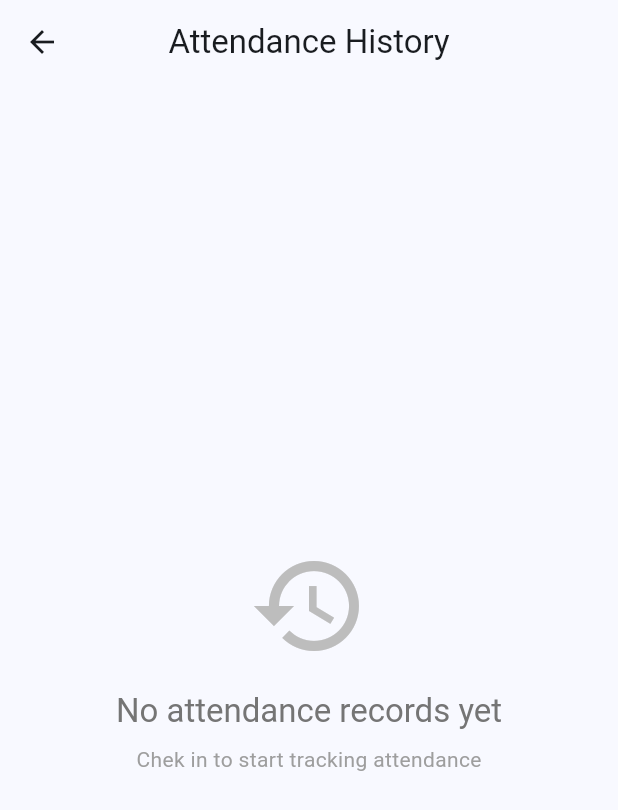
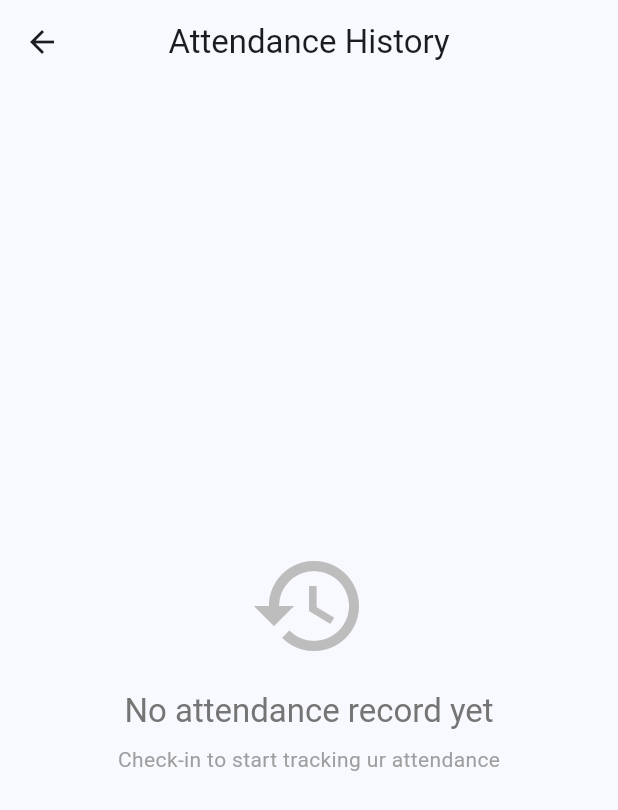
Before and after one commit to akasyahtanzani/attandance-app, a Flutter app: the HistoryScreen screen opened directly, on a phone screen of 412 x 824 dp. Shown: the top 810 px of the screen. Run offline on Flutter 3.47's test engine with Material 3 defaults, Android fonts, the phone set to English and light mode, and no system bars; our stand-ins replace cloud_firestore, firebase_auth, firebase_core, firebase_database, flutter_image_compress, image_picker and 1 more; accounts and stored records are empty.

Commit message:
finisshing all project

```diff
--- a/lib/models/attendance_record.dart
+++ b/lib/models/attendance_record.dart
@@ -1,47 +1,46 @@
 class AttendanceRecord {
   final String id;
   final String userId;
-  final DateTime chekInTime;
-  final DateTime? chekOutime;
+  final DateTime checkInTime;
+  final DateTime? checkOutTime;
   final DateTime date;
   final String? location;
   final String? notes;
-  final String? chekInPhotoPath;
-  final String? chekOutPhotoPath;
+  final String? checkInPhotoPath;
+  final String? checkOutPhotoPath;
 
-  AttendanceRecord({required this.id, required this.userId, required this.chekInTime,  this.chekOutime, required this.date,  this.location,  this.notes,  this.chekInPhotoPath,  this.chekOutPhotoPath});
+  AttendanceRecord({required this.id, required this.userId, required this.checkInTime, this.checkOutTime, required this.date, this.location, this.notes, this.checkInPhotoPath, this.checkOutPhotoPath});
 
   factory AttendanceRecord.fromJson(Map<String, dynamic> json) {
     return AttendanceRecord(
-    id: json['id'] as String,
-    userId: json['user_id'] as String,
-    chekInTime: DateTime.parse(json['chek_in_time'] as String),
-    chekOutime: json['chek_out_time'] != null ? DateTime.parse(json['chek_out_time'] as String) : null,
-    date: DateTime.parse(json['date'] as String),
-    location: json['location'] as String?,
-    notes: json['json'] as String?,
-    chekInPhotoPath: json['chek_in_photo_path'] as String?,
-    chekOutPhotoPath: json['chek_out_photo_path'] as String?,
+      id: json['id'] as String,
+      userId: json['user_id'] as String,
+      checkInTime: DateTime.parse(json['check_in_time'] as String),
+      checkOutTime: json['check_out_time'] != null ? DateTime.parse(json['check_out_time'] as String) : null,
+      date: DateTime.parse(json['date'] as String),
+      location: json['location'] as String?,
+      notes: json['notes'] as String?,
+      checkInPhotoPath: json['check_in_photo_path'] as String?,
+      checkOutPhotoPath: json['check_out_photo_path'] as String?,
     );
   }
 
   Map<String, dynamic> toJson() {
-    return{
-      'id' : id,
-      'user_id' : userId,
-      'check_in_time': chekInTime.toIso8601String(),
-      'check_otu_time': chekOutime?.toIso8601String(),
-      'date':date.toIso8601String().split('T')[0],
+    return {
+      'id': id,
+      'user_id': userId,
+      'check_in_time': checkInTime.toIso8601String(),
+      'check_out_time': checkOutTime?.toIso8601String(),
+      'date': date.toIso8601String().split('T')[0],
       'location': location,
       'notes': notes,
-      'check_in_photo_path': chekInPhotoPath,
-      'check_out_photo_path': chekOutPhotoPath,
-
+      'check_in_photo_path': checkInPhotoPath,
+      'check_out_photo_path': checkOutPhotoPath
     };
   }
 
-  Duration? get totalHour {
-    if (chekOutime == null ) return null;
-    return chekOutime!.difference(chekInTime);
+  Duration? get totalHours {
+    if (checkOutTime == null) return null;
+    return checkOutTime!.difference(checkInTime);
   }
 }
--- a/lib/screens/auth/home/widgets/action_button.dart
+++ b/lib/screens/auth/home/widgets/action_button.dart
@@ -18,7 +18,7 @@ class ActionButton extends StatelessWidget {
   @override
   Widget build(BuildContext context) {
     final hasCheckedIn = todayRecord != null;
-    final hasCheckedOut = todayRecord?.chekOutime != null;
+    final hasCheckedOut = todayRecord?.checkOutTime != null;
 
     if (hasCheckedOut) {
       return _buildCompletedCard();
--- a/lib/screens/history/history_screen.dart
+++ b/lib/screens/history/history_screen.dart
@@ -2,7 +2,6 @@ import 'package:attandance_app/models/attendance_record.dart';
 import 'package:attandance_app/screens/history/widgets/record_card.dart';
 import 'package:attandance_app/services/auth_services.dart';
 import 'package:attandance_app/services/firestore_service.dart';
-import 'package:firebase_auth/firebase_auth.dart';
 import 'package:flutter/material.dart';
 
 class HistoryScreen extends StatefulWidget {
@@ -18,25 +17,36 @@ final FirestoreService _firestoreService = FirestoreService();
 
   @override
   Widget build(BuildContext context) {
-    final User = _authServices.currentUser;
+    final user = _authServices.currentUser;
 
-    if (User == null) {
+    if (user == null) {
       return Scaffold(
-        appBar: AppBar(title: Text('Attendance History')),
-        body: Center(child: Text('please login to view history')),
+        appBar: AppBar(title: Text(
+          'Attendance History'
+        )),
+        body: Center(
+          child: Text(
+            'please login to view history'
+          ),
+        ),
       );
     }
+
     return Scaffold(
-      appBar: AppBar(title: Text('Attendance History')),
+      appBar: AppBar(
+        title: Text(
+          'Attendance History'
+        ),
+      ),
       body: StreamBuilder<List<AttendanceRecord>>(
-        stream: _firestoreService.getAttendanceRecord(User.uid),
+        stream: _firestoreService.getAttendanceRecord(user.uid),
         builder: (context, snapshot) {
-          if(snapshot.connectionState == ConnectionState.waiting) {
-            return Center(child: CircularProgressIndicator());
+          if (snapshot.connectionState == ConnectionState.waiting) {
+            return Center(child: CircularProgressIndicator(),);
           }
 
-          if( snapshot.hasError) {
-            return Center(child:Text('Error: ${snapshot.error}'));
+          if (snapshot.hasError) {
+            return Center(child: Text('Error: ${snapshot.error}'),);
           }
 
           final records = snapshot.data ?? [];
@@ -59,19 +69,18 @@ final FirestoreService _firestoreService = FirestoreService();
     return Center(
       child: Column(
         mainAxisAlignment: MainAxisAlignment.center,
-
         children: [
           Icon(Icons.history, size: 80, color: Colors.grey[400]),
           SizedBox(height: 16),
           Text(
-            'No attendance records yet',
+            'No attendance record yet',
             style: Theme.of(context).textTheme.titleLarge?.copyWith(
               color: Colors.grey[600]
             ),
           ),
-          SizedBox(height:8),
+          SizedBox(height: 8),
           Text(
-            'Chek in to start tracking attendance',
+            'Check-in to start tracking ur attendance',
             style: Theme.of(context).textTheme.bodyMedium?.copyWith(
               color: Colors.grey[500]
             ),
--- a/lib/screens/history/widgets/record_card.dart
+++ b/lib/screens/history/widgets/record_card.dart
@@ -10,7 +10,7 @@ final AttendanceRecord record;
 
   @override
   Widget build(BuildContext context) {
-    final isComplete = record.chekOutime !=null;
+    final isComplete = record.checkOutTime !=null;
 
     return Card(
       margin: EdgeInsets.only(bottom: 12),
@@ -23,7 +23,7 @@ final AttendanceRecord record;
             Divider(height: 24),
 
             _buildTimeInfo(isComplete),
-            if (record.chekInPhotoPath !=null || record.chekOutPhotoPath !=null)
+            if (record.checkInPhotoPath !=null || record.checkOutPhotoPath !=null)
              _buildPhotos(),
              if (record.notes !=null && record.notes!.isEmpty)
               _buildNotes(),
@@ -69,7 +69,7 @@ final AttendanceRecord record;
           child: _InfoColum(
             icon: Icons.login,
             label: 'Check in',
-            value: DateFormat('hh:mm a').format(record.chekInTime),
+            value: DateFormat('hh:mm a').format(record.checkInTime),
           ) ,
         ),
         if(isComplete) ... [
@@ -77,15 +77,15 @@ final AttendanceRecord record;
             child: _InfoColum(
               icon: Icons.logout,
             label: 'check out',
-            value: DateFormat('hh:mm a').format(record.chekOutime!),
+            value: DateFormat('hh:mm a').format(record.checkOutTime!),
             ),
           ),
-          if(record.totalHour != null)
+          if(record.totalHours != null)
            Expanded(
             child: _InfoColum(
               icon: Icons.timer,
               label: 'total',
-              value: _formatDuration(record.totalHour!),
+              value: _formatDuration(record.totalHours!),
             ),
            )
         ]
@@ -98,19 +98,19 @@ final AttendanceRecord record;
       padding: EdgeInsets.only(top: 16),
       child: Row(
         children: [
-          if (record.chekInPhotoPath !=null)
+          if (record.checkInPhotoPath !=null)
             Expanded(
               child: PhotoViewer(
-                photoKey: record.chekInPhotoPath,
+                photoKey: record.checkInPhotoPath,
                 label: 'chek-in photo',
               ),
             ),
-          if(record.chekInPhotoPath !=null && record.chekOutPhotoPath !=null)
+          if(record.checkOutPhotoPath !=null && record.checkOutPhotoPath !=null)
             SizedBox(width: 8),
-             if (record.chekOutPhotoPath !=null)
+             if (record.checkOutPhotoPath !=null)
               Expanded(
                 child: PhotoViewer(
-                  photoKey: record.chekOutPhotoPath,
+                  photoKey: record.checkOutPhotoPath,
                   label: 'check-out photo',
                 ),
               )
```
Also changed, not shown: lib/screens/auth/home/home_screen.dart (+37 -39 lines), lib/screens/auth/home/widgets/attendance_card.dart (+10 -10 lines), lib/screens/auth/home/widgets/photo_viewer.dart (+21 -16 lines), lib/services/storage_services.dart (+28 -30 lines), 2 other files. Lines whose indentation alone changed are shown as unchanged.
